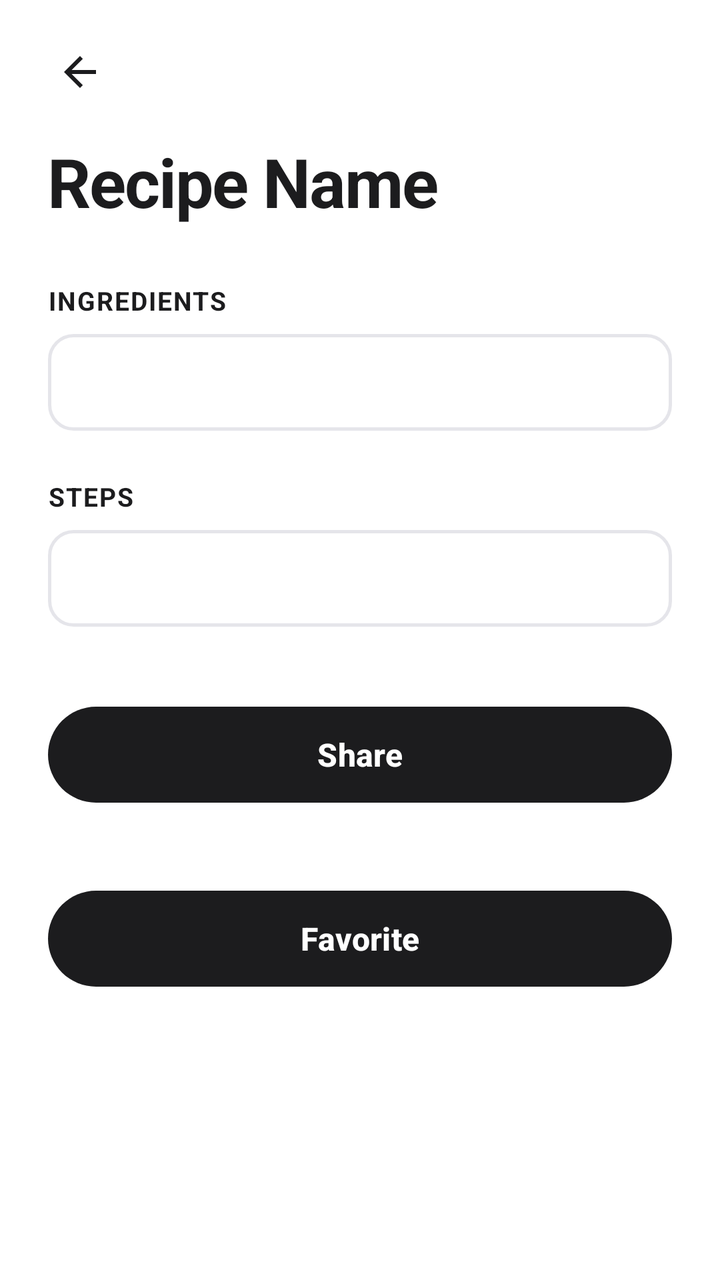
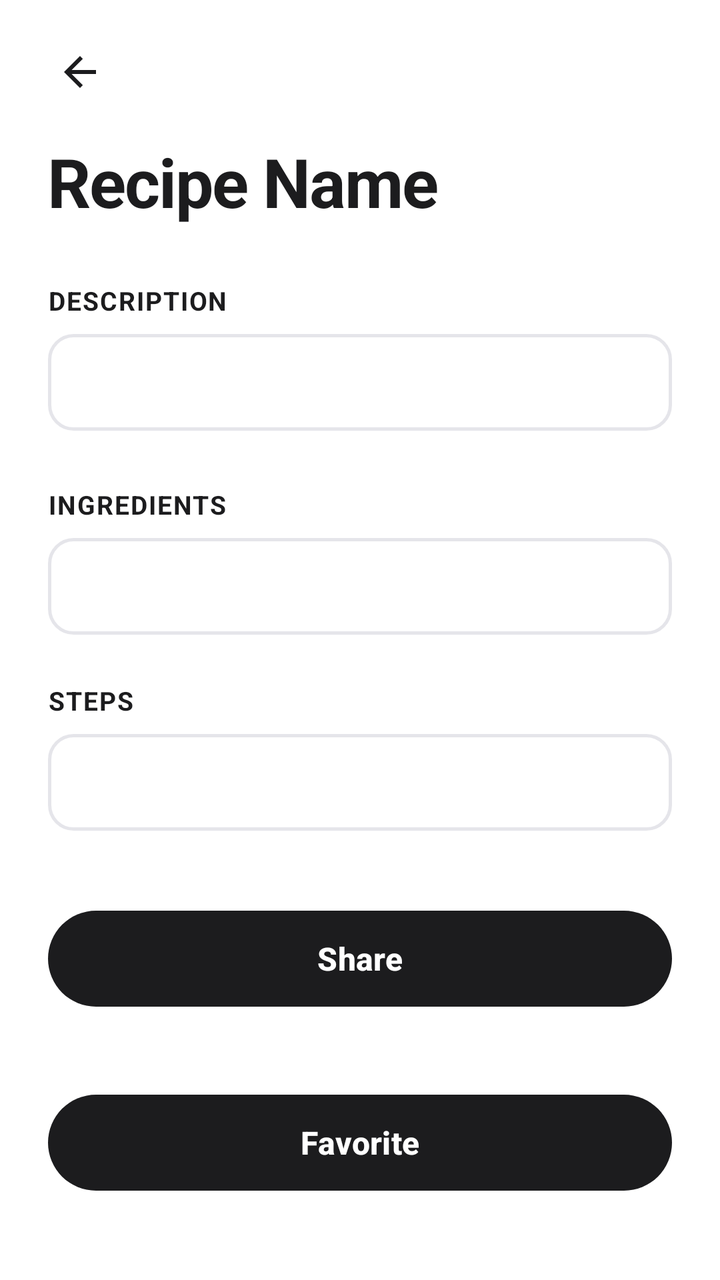

Screens rendered from an Android XML layout before and after an edit, with the pre-edit source and the edit as a unified diff.
<!-- AndroidManifest.xml: application theme Theme.Mealio -->
<!-- res/layout/activity_display.xml -->
<?xml version="1.0" encoding="utf-8"?>
<LinearLayout xmlns:android="http://schemas.android.com/apk/res/android"
    xmlns:app="http://schemas.android.com/apk/res-auto"
    android:layout_width="match_parent"
    android:layout_height="match_parent"
    android:orientation="vertical"
    android:background="#FFFFFF">

    <ImageButton
        android:id="@+id/back"
        android:layout_width="48dp"
        android:layout_height="48dp"
        android:layout_marginTop="12dp"
        android:layout_marginStart="16dp"
        android:src="@drawable/ic_arrow_back"
        app:tint="#1C1C1E"
        android:background="?attr/selectableItemBackgroundBorderless"
        android:contentDescription="Back" />

    <ScrollView
        android:layout_width="match_parent"
        android:layout_height="0dp"
        android:layout_weight="1"
        android:fillViewport="true">

        <LinearLayout
            android:layout_width="match_parent"
            android:layout_height="wrap_content"
            android:orientation="vertical"
            android:paddingStart="24dp"
            android:paddingEnd="24dp"
            android:paddingBottom="32dp">

            <TextView
                android:id="@+id/recipe_name"
                android:layout_width="match_parent"
                android:layout_height="wrap_content"
                android:layout_marginTop="8dp"
                android:text="Recipe Name"
                android:textSize="34sp"
                android:textStyle="bold"
                android:textColor="#1C1C1E"
                android:letterSpacing="-0.02" />

            <TextView
                android:id="@+id/ingredients_label"
                android:layout_width="wrap_content"
                android:layout_height="wrap_content"
                android:layout_marginTop="28dp"
                android:text="Ingredients"
                android:textAllCaps="true"
                android:textSize="13sp"
                android:textStyle="bold"
                android:textColor="#1C1C1E"
                android:letterSpacing="0.05" />

            <TextView
                android:id="@+id/ingredients"
                android:layout_width="match_parent"
                android:layout_height="wrap_content"
                android:layout_marginTop="8dp"
                android:background="@drawable/bg_input_field"
                android:padding="14dp"
                android:text=""
                android:textColor="#1C1C1E"
                android:textSize="15sp"
                android:lineSpacingExtra="4dp" />

            <TextView
                android:id="@+id/steps_label"
                android:layout_width="wrap_content"
                android:layout_height="wrap_content"
                android:layout_marginTop="24dp"
                android:text="Steps"
                android:textAllCaps="true"
                android:textSize="13sp"
                android:textStyle="bold"
                android:textColor="#1C1C1E"
                android:letterSpacing="0.05" />

            <TextView
                android:id="@+id/steps"
                android:layout_width="match_parent"
                android:layout_height="wrap_content"
                android:layout_marginTop="8dp"
                android:background="@drawable/bg_input_field"
                android:padding="14dp"
                android:text=""
                android:textColor="#1C1C1E"
                android:textSize="15sp"
                android:lineSpacingExtra="4dp" />

            <com.google.android.material.button.MaterialButton
                android:id="@+id/share"
                android:layout_width="match_parent"
                android:layout_height="56dp"
                android:layout_marginTop="36dp"
                android:text="Share"
                android:textSize="16sp"
                android:textStyle="bold"
                android:textColor="#FFFFFF"
                app:backgroundTint="#1C1C1E"
                app:cornerRadius="28dp"
                app:elevation="0dp" />

            <com.google.android.material.button.MaterialButton
                android:id="@+id/favorite"
                android:layout_width="match_parent"
                android:layout_height="56dp"
                android:layout_marginTop="36dp"
                app:layout_constraintTop_toBottomOf="@id/share"
                android:text="Favorite"
                android:textSize="16sp"
                android:textStyle="bold"
                android:textColor="#FFFFFF"
                app:backgroundTint="#1C1C1E"
                app:cornerRadius="28dp"
                app:elevation="0dp" />

        </LinearLayout>
    </ScrollView>

</LinearLayout>
<!-- resources referenced by this layout -->
<resources>
  <!-- drawable bg_input_field (drawable) -->
  <?xml version="1.0" encoding="utf-8"?>
  <shape xmlns:android="http://schemas.android.com/apk/res/android"
      android:shape="rectangle">
      <solid android:color="#FFFFFF" />
      <stroke
          android:width="1.5dp"
          android:color="#E5E5EA" />
      <corners android:radius="12dp" />
  </shape>
  <!-- drawable ic_arrow_back (drawable) -->
  <vector xmlns:android="http://schemas.android.com/apk/res/android"
      android:width="24dp"
      android:height="24dp"
      android:viewportWidth="24"
      android:viewportHeight="24"
      android:tint="#1C1C1E">
    <path
        android:fillColor="@android:color/white"
        android:pathData="M20,11H7.83l5.59,-5.59L12,4l-8,8 8,8 1.41,-1.41L7.83,13H20v-2z"/>
  </vector>
  <style name="Theme.Mealio" parent="Base.Theme.Mealio" />
  <style name="Base.Theme.Mealio" parent="Theme.Material3.DayNight.NoActionBar">
          
          
      </style>
</resources>

<!-- the commit's change to res/layout/activity_display.xml (unified diff, before → after) -->
@@ -41,6 +41,30 @@
                 android:textStyle="bold"
                 android:textColor="#1C1C1E"
                 android:letterSpacing="-0.02" />
+
+            <TextView
+                android:id="@+id/description_label"
+                android:layout_width="wrap_content"
+                android:layout_height="wrap_content"
+                android:layout_marginTop="28dp"
+                android:text="Description"
+                android:textAllCaps="true"
+                android:textSize="13sp"
+                android:textStyle="bold"
+                android:textColor="#1C1C1E"
+                android:letterSpacing="0.05" />
+
+            <TextView
+                android:id="@+id/description"
+                android:layout_width="match_parent"
+                android:layout_height="wrap_content"
+                android:layout_marginTop="8dp"
+                android:background="@drawable/bg_input_field"
+                android:padding="14dp"
+                android:text=""
+                android:textColor="#1C1C1E"
+                android:textSize="15sp"
+                android:lineSpacingExtra="4dp" />
 
             <TextView
                 android:id="@+id/ingredients_label"
